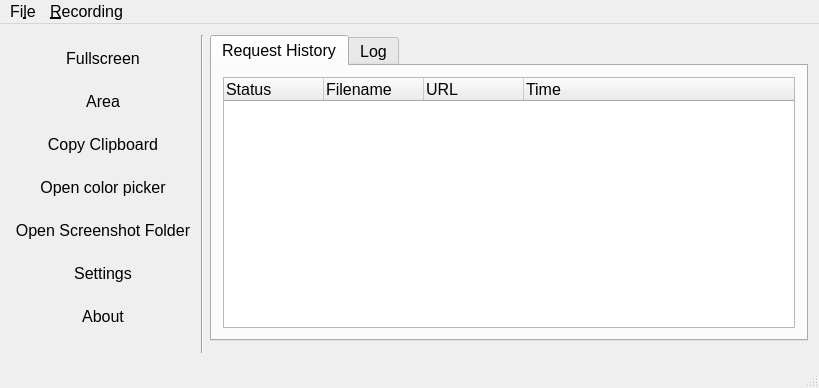
Qt form src/mainwindow.ui (Gurkengewuerz/KShare) before a commit.
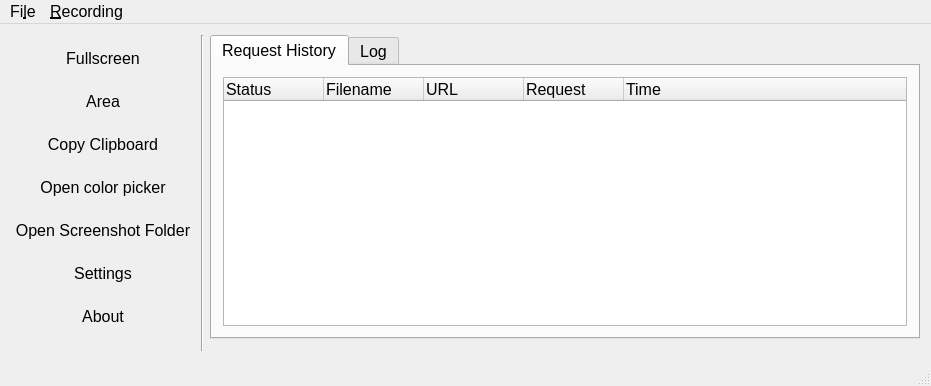
The same form after that commit. Icons and pictures are not drawn.

```diff
--- a/src/mainwindow.ui
+++ b/src/mainwindow.ui
@@ -6,8 +6,8 @@
    <rect>
     <x>0</x>
     <y>0</y>
-    <width>819</width>
-    <height>388</height>
+    <width>931</width>
+    <height>386</height>
    </rect>
   </property>
   <property name="font">
@@ -156,6 +156,11 @@
             <string>URL</string>
            </property>
           </column>
+          <column>
+           <property name="text">
+            <string>Request</string>
+           </property>
+          </column>
           <column>
            <property name="text">
             <string>Time</string>
@@ -195,7 +200,7 @@
     <rect>
      <x>0</x>
      <y>0</y>
-     <width>819</width>
+     <width>931</width>
      <height>29</height>
     </rect>
    </property>
```
Left out of the diff: 43 changed lines with no effect on the pictures.
